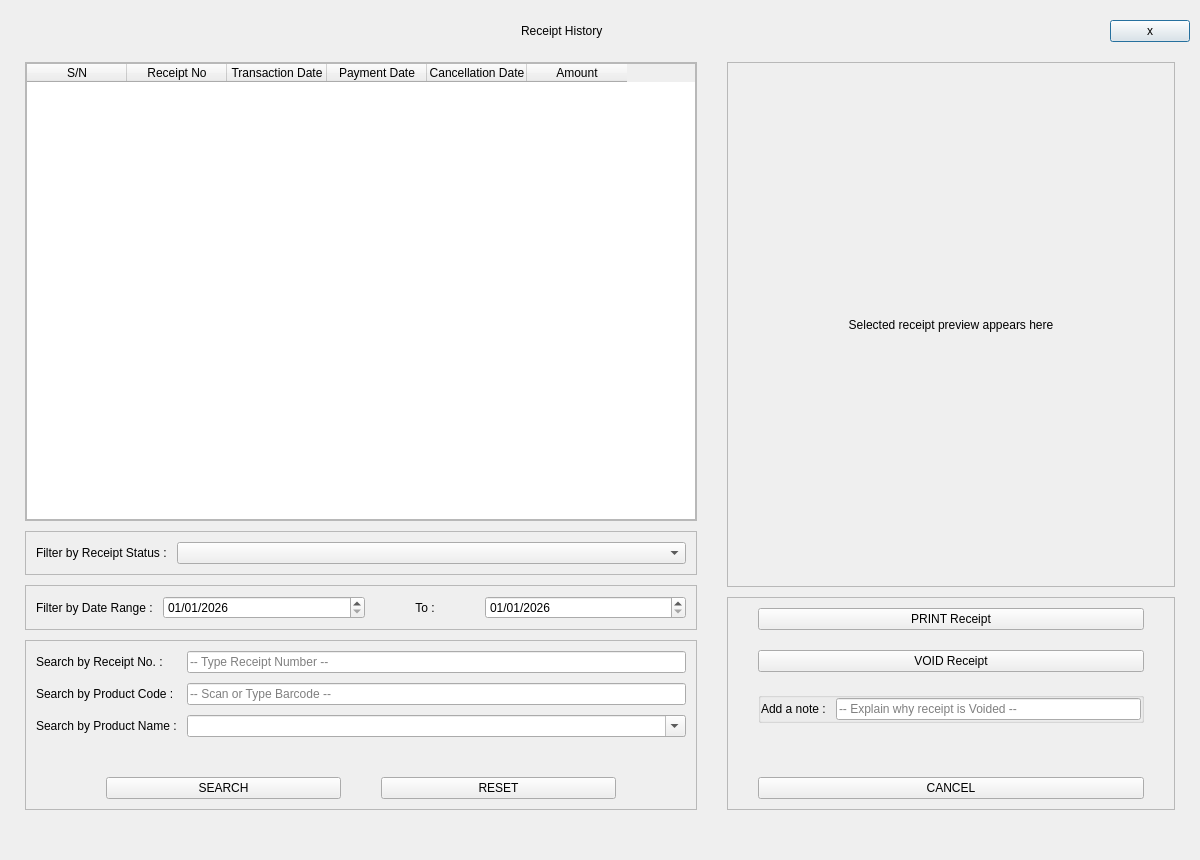
Selvam-T/POS, file Project/ui/receipt_menu.ui: the form before one commit.
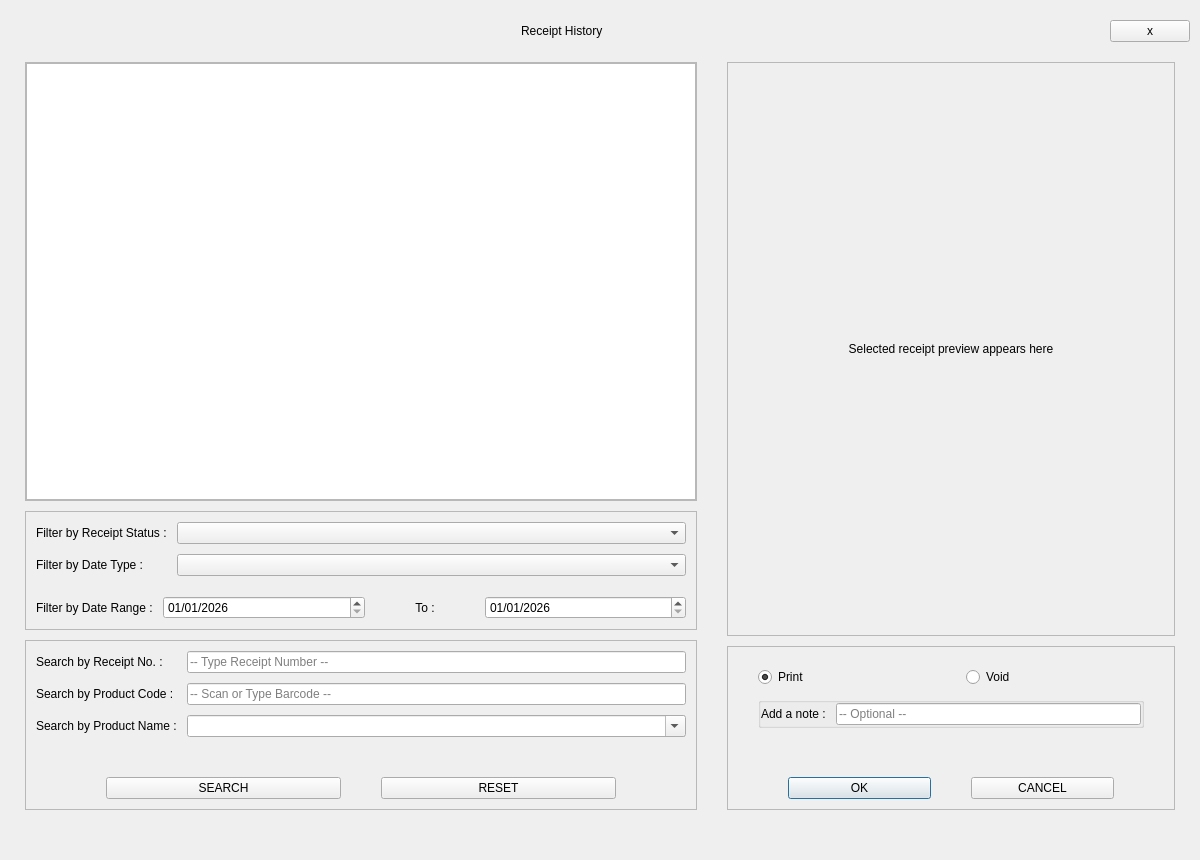
The form after the commit.

Commit message: view_hold table renamed, receipt_table print, void buttons changed to radio

The edit to the form file:
```diff
--- a/Project/ui/receipt_menu.ui
+++ b/Project/ui/receipt_menu.ui
@@ -114,7 +114,7 @@
       <number>20</number>
      </property>
      <item>
-      <layout class="QVBoxLayout" name="receiptLeftLayout" stretch="7,0,0,2">
+      <layout class="QVBoxLayout" name="receiptLeftLayout" stretch="7,1,1">
        <property name="spacing">
         <number>10</number>
        </property>
@@ -168,45 +168,9 @@
             <property name="sortingEnabled">
              <bool>true</bool>
             </property>
-            <property name="rowCount">
-             <number>0</number>
-            </property>
-            <property name="columnCount">
-             <number>6</number>
-            </property>
             <attribute name="verticalHeaderVisible">
              <bool>false</bool>
             </attribute>
-            <column>
-             <property name="text">
-              <string>S/N</string>
-             </property>
-            </column>
-            <column>
-             <property name="text">
-              <string>Receipt No</string>
-             </property>
-            </column>
-            <column>
-             <property name="text">
-              <string>Transaction Date</string>
-             </property>
-            </column>
-            <column>
-             <property name="text">
-              <string>Payment Date</string>
-             </property>
-            </column>
-            <column>
-             <property name="text">
-              <string>Cancellation Date</string>
-             </property>
-            </column>
-            <column>
-             <property name="text">
-              <string>Amount</string>
-             </property>
-            </column>
            </widget>
           </item>
          </layout>
@@ -264,37 +228,28 @@
              </widget>
             </item>
             <item row="0" column="1">
-             <widget class="QComboBox" name="receiptStatusComboBox"/>
+             <widget class="QComboBox" name="receiptStatusComboBox">
+              <property name="placeholderText">
+               <string>-- Select Receipt Status --</string>
+              </property>
+             </widget>
+            </item>
+            <item row="1" column="0">
+             <widget class="QLabel" name="receiptDateTypeFieldLbl">
+              <property name="text">
+               <string>Filter by Date Type :</string>
+              </property>
+             </widget>
+            </item>
+            <item row="1" column="1">
+             <widget class="QComboBox" name="receiptDateTypeComboBox">
+              <property name="placeholderText">
+               <string>-- Select Date Type --</string>
+              </property>
+             </widget>
             </item>
            </layout>
           </item>
-         </layout>
-        </widget>
-       </item>
-       <item>
-        <widget class="QFrame" name="receiptDateFrame">
-         <property name="frameShape">
-          <enum>QFrame::StyledPanel</enum>
-         </property>
-         <property name="frameShadow">
-          <enum>QFrame::Raised</enum>
-         </property>
-         <layout class="QVBoxLayout" name="receiptDateLayout">
-          <property name="spacing">
-           <number>0</number>
-          </property>
-          <property name="leftMargin">
-           <number>0</number>
-          </property>
-          <property name="topMargin">
-           <number>0</number>
-          </property>
-          <property name="rightMargin">
-           <number>0</number>
-          </property>
-          <property name="bottomMargin">
-           <number>0</number>
-          </property>
           <item>
            <layout class="QHBoxLayout" name="receiptDateRangeLayout" stretch="0,1,0,0,0,1">
             <property name="spacing">
@@ -632,14 +587,14 @@
          </property>
          <layout class="QVBoxLayout" name="receiptActionLayout">
           <property name="spacing">
+           <number>10</number>
+          </property>
+          <property name="leftMargin">
+           <number>30</number>
+          </property>
+          <property name="topMargin">
            <number>20</number>
           </property>
-          <property name="leftMargin">
-           <number>30</number>
-          </property>
-          <property name="topMargin">
-           <number>10</number>
-          </property>
           <property name="rightMargin">
            <number>30</number>
           </property>
@@ -647,18 +602,40 @@
            <number>10</number>
           </property>
           <item>
-           <widget class="QPushButton" name="printReceiptBtn">
-            <property name="text">
-             <string>PRINT Receipt</string>
+           <layout class="QHBoxLayout" name="receiptActionRadioLayout">
+            <property name="spacing">
+             <number>30</number>
             </property>
-           </widget>
-          </item>
-          <item>
-           <widget class="QPushButton" name="voidReceiptBtn">
-            <property name="text">
-             <string>VOID Receipt</string>
+            <property name="leftMargin">
+             <number>0</number>
             </property>
-           </widget>
+            <property name="topMargin">
+             <number>0</number>
+            </property>
+            <property name="rightMargin">
+             <number>0</number>
+            </property>
+            <property name="bottomMargin">
+             <number>0</number>
+            </property>
+            <item>
+             <widget class="QRadioButton" name="receiptPrintRadioBtn">
+              <property name="text">
+               <string>Print</string>
+              </property>
+              <property name="checked">
+               <bool>true</bool>
+              </property>
+             </widget>
+            </item>
+            <item>
+             <widget class="QRadioButton" name="receiptVoidRadioBtn">
+              <property name="text">
+               <string>Void</string>
+              </property>
+             </widget>
+            </item>
+           </layout>
           </item>
           <item>
            <widget class="QGroupBox" name="receiptNoteGroupBox">
@@ -688,7 +665,7 @@
              <item>
               <widget class="QLineEdit" name="receiptNoteLineEdit">
                <property name="placeholderText">
-                <string>-- Explain why receipt is Voided --</string>
+                <string>-- Optional --</string>
                </property>
               </widget>
              </item>
@@ -706,11 +683,34 @@
            </widget>
           </item>
           <item>
-           <widget class="QPushButton" name="btnReceiptCancel">
-            <property name="text">
-             <string>CANCEL</string>
+           <layout class="QHBoxLayout" name="receiptActionBtnsLayout">
+            <property name="spacing">
+             <number>40</number>
             </property>
-           </widget>
+            <property name="leftMargin">
+             <number>30</number>
+            </property>
+            <property name="rightMargin">
+             <number>30</number>
+            </property>
+            <item>
+             <widget class="QPushButton" name="btnReceiptOk">
+              <property name="text">
+               <string>OK</string>
+              </property>
+              <property name="default">
+               <bool>true</bool>
+              </property>
+             </widget>
+            </item>
+            <item>
+             <widget class="QPushButton" name="btnReceiptCancel">
+              <property name="text">
+               <string>CANCEL</string>
+              </property>
+             </widget>
+            </item>
+           </layout>
           </item>
          </layout>
         </widget>
```
Left out of the diff: 5 changed lines with no effect on the pictures. The commit also changes 5 other files.
